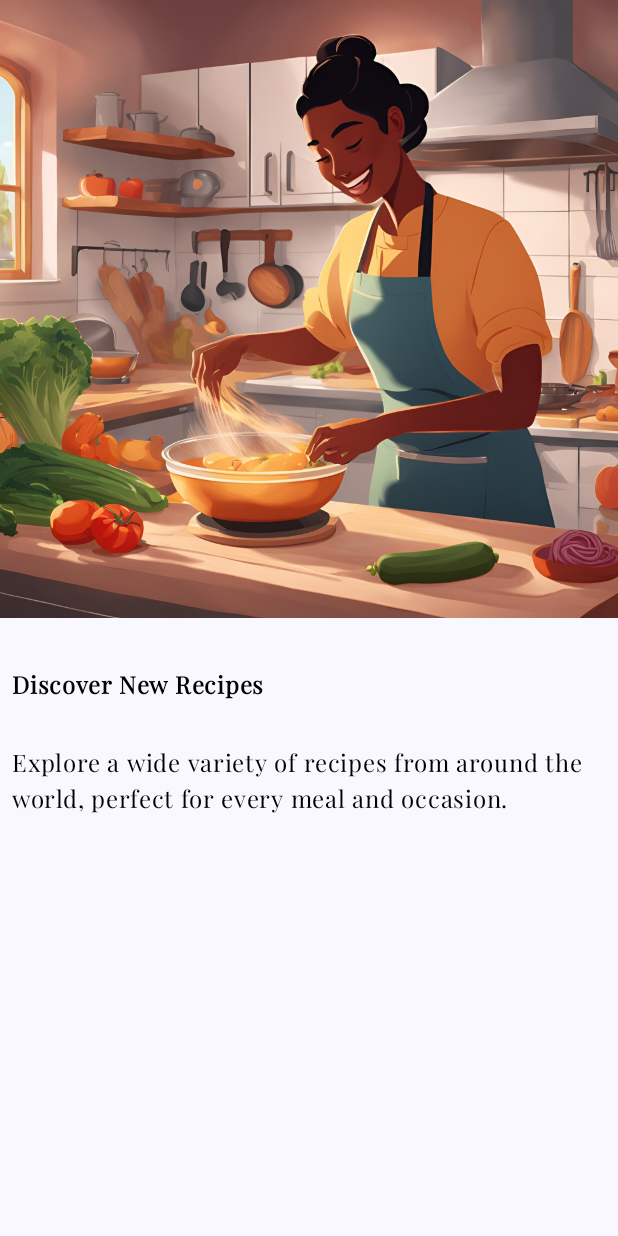
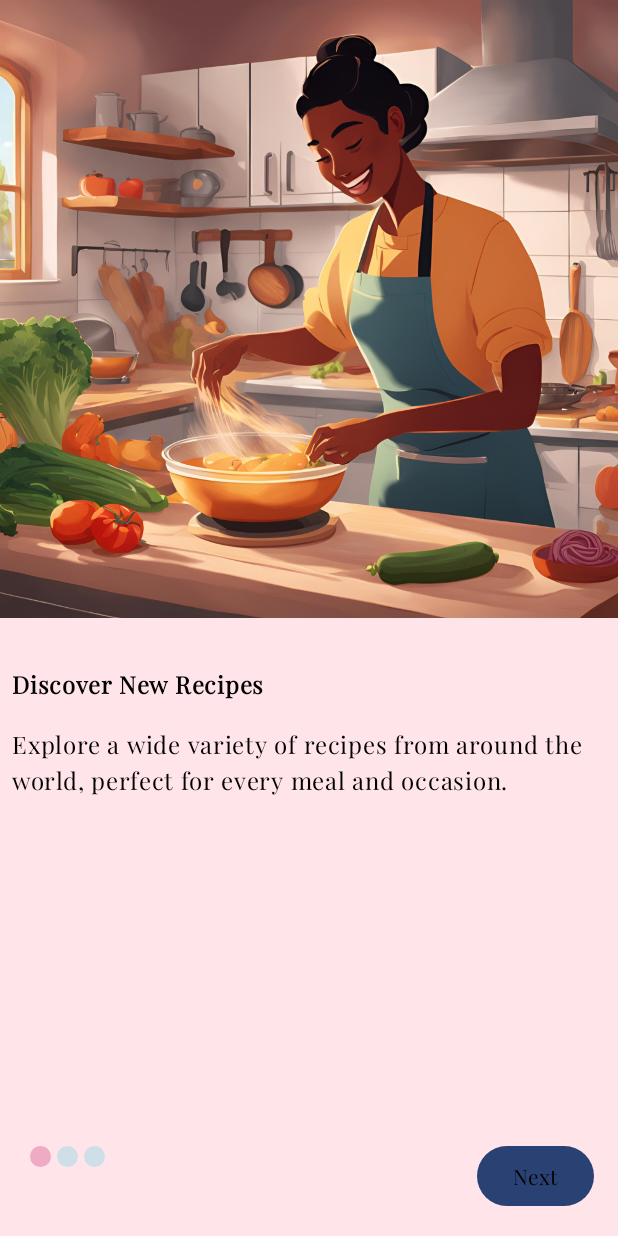
Before and after one commit to denizsimsekk/RecipeApp, an Android app built with Jetpack Compose: the screen it shows after launch (MainActivity), on a phone screen of 412 x 824 dp. Run offline under Robolectric (Android 15) with nearby library versions, the phone set to English and light mode, and no system bars.

Commit message:
OnBoardingPage Base Completed.

```diff
--- a/app/src/main/java/com/example/foodrecipes/presentation/onboarding/OnboardingScreen.kt
+++ b/app/src/main/java/com/example/foodrecipes/presentation/onboarding/OnboardingScreen.kt
@@ -1,41 +1,95 @@
 package com.example.foodrecipes.presentation.onboarding
 
 import androidx.compose.foundation.ExperimentalFoundationApi
+import androidx.compose.foundation.background
+import androidx.compose.foundation.layout.Arrangement
 import androidx.compose.foundation.layout.Column
+import androidx.compose.foundation.layout.Row
+import androidx.compose.foundation.layout.Spacer
 import androidx.compose.foundation.layout.fillMaxSize
+import androidx.compose.foundation.layout.fillMaxWidth
+import androidx.compose.foundation.layout.navigationBarsPadding
+import androidx.compose.foundation.layout.padding
 import androidx.compose.foundation.pager.HorizontalPager
 import androidx.compose.foundation.pager.rememberPagerState
 import androidx.compose.runtime.Composable
 import androidx.compose.runtime.derivedStateOf
 import androidx.compose.runtime.remember
+import androidx.compose.runtime.rememberCoroutineScope
 import androidx.compose.ui.Modifier
+import androidx.compose.ui.res.colorResource
+import androidx.compose.ui.unit.dp
+import com.example.foodrecipes.R
+import com.example.foodrecipes.presentation.common.CommonButton
+import com.example.foodrecipes.presentation.common.CommonTextButton
 import com.example.foodrecipes.presentation.onboarding.components.OnboardingPage
+import com.example.foodrecipes.presentation.onboarding.components.PageIndicator
+import kotlinx.coroutines.launch
 
 
 @OptIn(ExperimentalFoundationApi::class)
 @Composable
-fun OnboardingScreen()
-{
-    Column(modifier = Modifier.fillMaxSize()) {
+fun OnboardingScreen() {
+    Column(
+        modifier = Modifier
+            .fillMaxSize()
+            .background(color = colorResource(R.color.light_pink))
+    ) {
 
-        val pagerState= rememberPagerState(initialPage = 0){
+        val pagerState = rememberPagerState(initialPage = 0) {
             onboardingPages.size
         }
 
-        val buttonState= remember {
+        val buttonState = remember {
             derivedStateOf {
-                when(pagerState.currentPage)
-                {
-                    1-> listOf("","Next")
-                    2->listOf("Back","Next")
-                    3->listOf("Back","Get Started")
-                    else-> listOf()
+                when (pagerState.currentPage) {
+                    0 -> listOf("", "Next")
+                    1 -> listOf("Back", "Next")
+                    2 -> listOf("Back", "Get Started")
+                    else -> listOf()
                 }
             }
         }
 
-        HorizontalPager(pagerState) {index->
+        HorizontalPager(pagerState) { index ->
             OnboardingPage(onboardingPageItem = onboardingPages[index])
+        }
+        Spacer(modifier = Modifier.weight(1f))
+        Row(modifier = Modifier
+            .fillMaxWidth()
+            .navigationBarsPadding()
+            .padding(16.dp),
+            horizontalArrangement = Arrangement.SpaceBetween) {
+            PageIndicator(
+                modifier = Modifier.padding(2.dp),
+                pageSize = onboardingPages.size,
+                selectedPage = pagerState.currentPage
+            )
+            Row()
+            {
+                val scope= rememberCoroutineScope()
+                if(buttonState.value[0].isNotEmpty())
+                {
+                    CommonTextButton(buttonState.value[0]) {
+                        scope.launch {
+                            pagerState.animateScrollToPage(page = pagerState.currentPage-1)
+                        }
+                    }
+                }
+                CommonButton(buttonState.value[1]) {
+                    if(pagerState.currentPage==3)
+                    {
+                        //TODO navigate
+                    }
+                    else{
+                        scope.launch {
+
+                            pagerState.animateScrollToPage(page = pagerState.currentPage+1)
+                        }
+                    }
+
+                }
+            }
         }
 
     }
--- a/app/src/main/java/com/example/foodrecipes/presentation/onboarding/components/OnboardingPage.kt
+++ b/app/src/main/java/com/example/foodrecipes/presentation/onboarding/components/OnboardingPage.kt
@@ -25,7 +25,6 @@ fun OnboardingPage(modifier: Modifier = Modifier,onboardingPageItem: OnboardingP
         Image(painter = painterResource(onboardingPageItem.image), contentDescription = null)
         Spacer(modifier=modifier.height(24.dp))
         Text(text = onboardingPageItem.title, fontWeight = FontWeight.Bold,modifier=modifier.padding(8.dp), fontSize = 16.sp)
-        Spacer(modifier=modifier.height(12.dp))
         Text(text = onboardingPageItem.description,modifier=modifier.padding(8.dp), fontSize = 16.sp)
     }
 }
--- a/app/src/main/java/com/example/foodrecipes/presentation/onboarding/components/PageIndicator.kt
+++ b/app/src/main/java/com/example/foodrecipes/presentation/onboarding/components/PageIndicator.kt
@@ -1,5 +1,6 @@
 package com.example.foodrecipes.presentation.onboarding.components
 
+import androidx.compose.foundation.background
 import androidx.compose.foundation.layout.Arrangement
 import androidx.compose.foundation.layout.Box
 import androidx.compose.foundation.layout.Row
@@ -9,17 +10,27 @@ import androidx.compose.foundation.shape.CircleShape
 import androidx.compose.runtime.Composable
 import androidx.compose.ui.Modifier
 import androidx.compose.ui.draw.clip
+import androidx.compose.ui.graphics.Color
+import androidx.compose.ui.res.colorResource
 import androidx.compose.ui.unit.dp
+import com.example.foodrecipes.R
 
 
 @Composable
-fun PageIndicator(modifier: Modifier,pageSize: Int,)
-{
-    Row (modifier, horizontalArrangement = Arrangement.SpaceBetween){
+fun PageIndicator(modifier: Modifier, pageSize: Int, selectedPage: Int) {
+    Row(modifier, horizontalArrangement = Arrangement.SpaceBetween) {
         repeat(pageSize)
-        {
-            page->
-            Box(modifier=modifier.size(14.dp).clip(CircleShape)){
+        { page ->
+            Box(
+                modifier = modifier
+                    .size(14.dp)
+                    .clip(CircleShape)
+                    .background(
+                        color = if (page == selectedPage) colorResource(
+                            R.color.pink
+                        ) else colorResource(R.color.light_blue)
+                    )
+            ) {
 
             }
         }
--- a/app/src/main/res/values/colors.xml
+++ b/app/src/main/res/values/colors.xml
@@ -7,7 +7,9 @@
     <color name="teal_700">#FF018786</color>
     <color name="black">#FF000000</color>
     <color name="white">#FFFFFFFF</color>
-    <color name="light_pink">#FFDAE2</color>
+    <color name="light_pink">#FFE4EA</color>
+    <color name="light_blue">#cedfe8</color>
+    <color name="pink">#EFAAC4</color>
 
 
 
```
Also changed, not shown: app/src/main/java/com/example/foodrecipes/presentation/common/Button.kt (+9 -0 lines).
